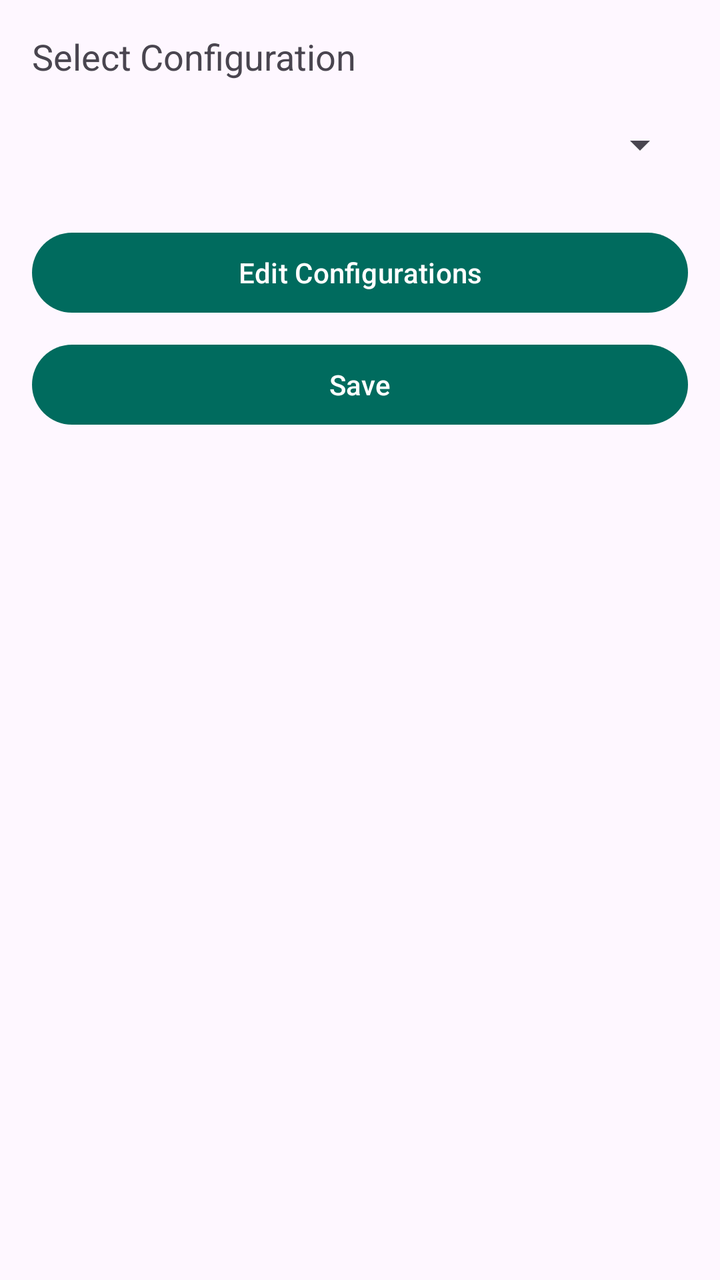
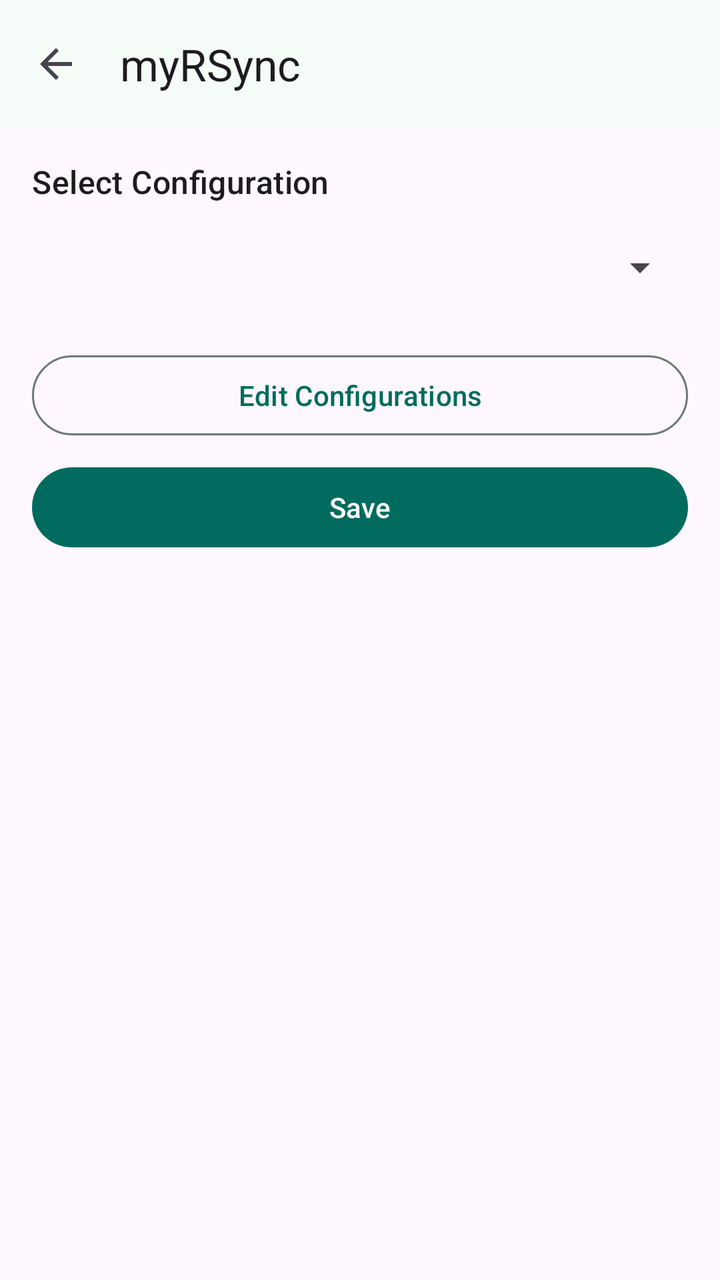

An Android layout rendered at two revisions. The XML below is the earlier revision; the diff shows what the commit changed to produce the second picture.
<!-- AndroidManifest.xml: application theme AppTheme -->
<!-- res/layout/plugin.xml -->
<?xml version="1.0" encoding="utf-8"?>
<LinearLayout xmlns:android="http://schemas.android.com/apk/res/android"
    android:layout_width="match_parent"
    android:layout_height="match_parent"
    android:orientation="vertical"
    android:padding="16dp">

    <TextView
        android:layout_width="match_parent"
        android:layout_height="wrap_content"
        android:text="@string/select_configuration"
        android:textAppearance="?android:attr/textAppearanceMedium" />

    <androidx.appcompat.widget.AppCompatSpinner
        android:id="@+id/plugin_sp_configs"
        android:layout_width="match_parent"
        android:layout_height="wrap_content"
        android:layout_marginTop="8dp"
        android:layout_marginBottom="16dp"
        android:minHeight="48dp" />

    <Button
        android:id="@+id/editConfigsButton"
        android:layout_width="match_parent"
        android:layout_height="wrap_content"
        android:onClick="editConfigs"
        android:text="@string/edit_configurations" />

    <Button
        android:id="@+id/plugin_bt_save"
        android:layout_width="match_parent"
        android:layout_height="wrap_content"
        android:layout_marginTop="8dp"
        android:onClick="savePluginConfig"
        android:text="@string/save" />

</LinearLayout>
<!-- resources referenced by this layout -->
<resources>
  <string name="edit_configurations">Edit Configurations</string>
  <string name="save">Save</string>
  <style name="AppTheme" parent="Theme.Material3.DayNight.NoActionBar">
          <item name="colorPrimary">@color/md_theme_light_primary</item>
          <item name="colorOnPrimary">@color/md_theme_light_onPrimary</item>
          <item name="colorPrimaryContainer">@color/md_theme_light_primaryContainer</item>
          <item name="colorOnPrimaryContainer">@color/md_theme_light_onPrimaryContainer</item>
          <item name="colorSecondary">@color/md_theme_light_secondary</item>
          <item name="colorOnSecondary">@color/md_theme_light_onSecondary</item>
          <item name="colorSecondaryContainer">@color/md_theme_light_secondaryContainer</item>
          <item name="colorOnSecondaryContainer">@color/md_theme_light_onSecondaryContainer</item>
          <item name="colorTertiary">@color/md_theme_light_tertiary</item>
          <item name="colorOnTertiary">@color/md_theme_light_onTertiary</item>
          <item name="colorTertiaryContainer">@color/md_theme_light_tertiaryContainer</item>
          <item name="colorOnTertiaryContainer">@color/md_theme_light_onTertiaryContainer</item>
          <item name="colorError">@color/md_theme_light_error</item>
          <item name="colorOnError">@color/md_theme_light_onError</item>
          <item name="colorErrorContainer">@color/md_theme_light_errorContainer</item>
          <item name="colorOnErrorContainer">@color/md_theme_light_onErrorContainer</item>
          <item name="colorSurface">@color/md_theme_light_surface</item>
          <item name="colorOnSurface">@color/md_theme_light_onSurface</item>
          <item name="colorSurfaceVariant">@color/md_theme_light_surfaceVariant</item>
          <item name="colorOnSurfaceVariant">@color/md_theme_light_onSurfaceVariant</item>
          <item name="colorOutline">@color/md_theme_light_outline</item>
          <item name="colorOutlineVariant">@color/md_theme_light_outlineVariant</item>
          <item name="colorSurfaceContainerLow">@color/md_theme_light_surfaceContainerLow</item>
          <item name="colorSurfaceContainer">@color/md_theme_light_surfaceContainer</item>
          <item name="colorSurfaceContainerHigh">@color/md_theme_light_surfaceContainerHigh</item>
          <item name="android:statusBarColor">@android:color/transparent</item>
          <item name="android:navigationBarColor">@android:color/transparent</item>
          <item name="android:windowLightStatusBar">true</item>
          <item name="android:windowLightNavigationBar">true</item>
      </style>
  <color name="md_theme_light_primary">#006B5E</color>
  <color name="md_theme_light_onPrimary">#FFFFFF</color>
  <color name="md_theme_light_primaryContainer">#7AF8E0</color>
  <color name="md_theme_light_onPrimaryContainer">#00201B</color>
  <color name="md_theme_light_secondary">#4B635D</color>
  <color name="md_theme_light_onSecondary">#FFFFFF</color>
  <color name="md_theme_light_secondaryContainer">#CDE8E0</color>
  <color name="md_theme_light_tertiary">#426278</color>
  <color name="md_theme_light_onTertiary">#FFFFFF</color>
  <color name="md_theme_light_tertiaryContainer">#C7E7FF</color>
  <color name="md_theme_light_onTertiaryContainer">#001E2F</color>
  <color name="md_theme_light_error">#BA1A1A</color>
  <color name="md_theme_light_onError">#FFFFFF</color>
  <color name="md_theme_light_errorContainer">#FFDAD6</color>
  <color name="md_theme_light_onErrorContainer">#410002</color>
  <color name="md_theme_light_surface">#F5FBF7</color>
  <color name="md_theme_light_onSurface">#171D1B</color>
  <color name="md_theme_light_surfaceVariant">#DAE5E0</color>
  <color name="md_theme_light_onSurfaceVariant">#3F4945</color>
  <color name="md_theme_light_outline">#6F7975</color>
  <color name="md_theme_light_outlineVariant">#BFC9C4</color>
  <color name="md_theme_light_surfaceContainerLow">#EFF5F1</color>
  <color name="md_theme_light_surfaceContainer">#E9EFEB</color>
  <!-- unchanged entries left out for length: 3 -->
</resources>

<!-- the commit's change to res/layout/plugin.xml (unified diff, before → after) -->
@@ -1,37 +1,62 @@
 <?xml version="1.0" encoding="utf-8"?>
-<LinearLayout xmlns:android="http://schemas.android.com/apk/res/android"
+<androidx.coordinatorlayout.widget.CoordinatorLayout
+    xmlns:android="http://schemas.android.com/apk/res/android"
+    xmlns:app="http://schemas.android.com/apk/res-auto"
     android:layout_width="match_parent"
-    android:layout_height="match_parent"
-    android:orientation="vertical"
-    android:padding="16dp">
+    android:layout_height="match_parent">
 
-    <TextView
+    <com.google.android.material.appbar.AppBarLayout
+        android:id="@+id/plugin_app_bar"
         android:layout_width="match_parent"
-        android:layout_height="wrap_content"
-        android:text="@string/select_configuration"
-        android:textAppearance="?android:attr/textAppearanceMedium" />
+        android:layout_height="wrap_content">
 
-    <androidx.appcompat.widget.AppCompatSpinner
-        android:id="@+id/plugin_sp_configs"
+        <com.google.android.material.appbar.MaterialToolbar
+            android:id="@+id/plugin_toolbar"
+            android:layout_width="match_parent"
+            android:layout_height="?attr/actionBarSize"
+            app:navigationIcon="?attr/homeAsUpIndicator"
+            app:title="@string/app_name" />
+
+    </com.google.android.material.appbar.AppBarLayout>
+
+    <LinearLayout
+        android:id="@+id/plugin_content"
         android:layout_width="match_parent"
-        android:layout_height="wrap_content"
-        android:layout_marginTop="8dp"
-        android:layout_marginBottom="16dp"
-        android:minHeight="48dp" />
+        android:layout_height="match_parent"
+        android:orientation="vertical"
+        android:padding="16dp"
+        app:layout_behavior="@string/appbar_scrolling_view_behavior">
 
-    <Button
-        android:id="@+id/editConfigsButton"
-        android:layout_width="match_parent"
-        android:layout_height="wrap_content"
-        android:onClick="editConfigs"
-        android:text="@string/edit_configurations" />
+        <TextView
+            android:layout_width="match_parent"
+            android:layout_height="wrap_content"
+            android:text="@string/select_configuration"
+            android:textAppearance="?attr/textAppearanceTitleMedium" />
 
-    <Button
-        android:id="@+id/plugin_bt_save"
-        android:layout_width="match_parent"
-        android:layout_height="wrap_content"
-        android:layout_marginTop="8dp"
-        android:onClick="savePluginConfig"
-        android:text="@string/save" />
+        <androidx.appcompat.widget.AppCompatSpinner
+            android:id="@+id/plugin_sp_configs"
+            android:layout_width="match_parent"
+            android:layout_height="wrap_content"
+            android:layout_marginTop="8dp"
+            android:layout_marginBottom="16dp"
+            android:minHeight="48dp" />
 
-</LinearLayout>
+        <com.google.android.material.button.MaterialButton
+            android:id="@+id/editConfigsButton"
+            style="?attr/materialButtonOutlinedStyle"
+            android:layout_width="match_parent"
+            android:layout_height="wrap_content"
+            android:onClick="editConfigs"
+            android:text="@string/edit_configurations" />
+
+        <com.google.android.material.button.MaterialButton
+            android:id="@+id/plugin_bt_save"
+            android:layout_width="match_parent"
+            android:layout_height="wrap_content"
+            android:layout_marginTop="8dp"
+            android:onClick="savePluginConfig"
+            android:text="@string/save" />
+
+    </LinearLayout>
+
+</androidx.coordinatorlayout.widget.CoordinatorLayout>
<!-- resource entries referenced after the edit -->
@@ -1,5 +1,6 @@
 <!-- resources referenced by this layout -->
 <resources>
+  <string name="app_name" translatable="false">myRSync</string>
   <string name="edit_configurations">Edit Configurations</string>
   <string name="save">Save</string>
   <style name="AppTheme" parent="Theme.Material3.DayNight.NoActionBar">
@@ -28,10 +29,11 @@
           <item name="colorSurfaceContainerLow">@color/md_theme_light_surfaceContainerLow</item>
           <item name="colorSurfaceContainer">@color/md_theme_light_surfaceContainer</item>
           <item name="colorSurfaceContainerHigh">@color/md_theme_light_surfaceContainerHigh</item>
-          <item name="android:statusBarColor">@android:color/transparent</item>
-          <item name="android:navigationBarColor">@android:color/transparent</item>
+          
           <item name="android:windowLightStatusBar">true</item>
           <item name="android:windowLightNavigationBar">true</item>
+          
+          <item name="preferenceTheme">@style/PreferenceThemeOverlay.v14.Material</item>
       </style>
   <color name="md_theme_light_primary">#006B5E</color>
   <color name="md_theme_light_onPrimary">#FFFFFF</color>
